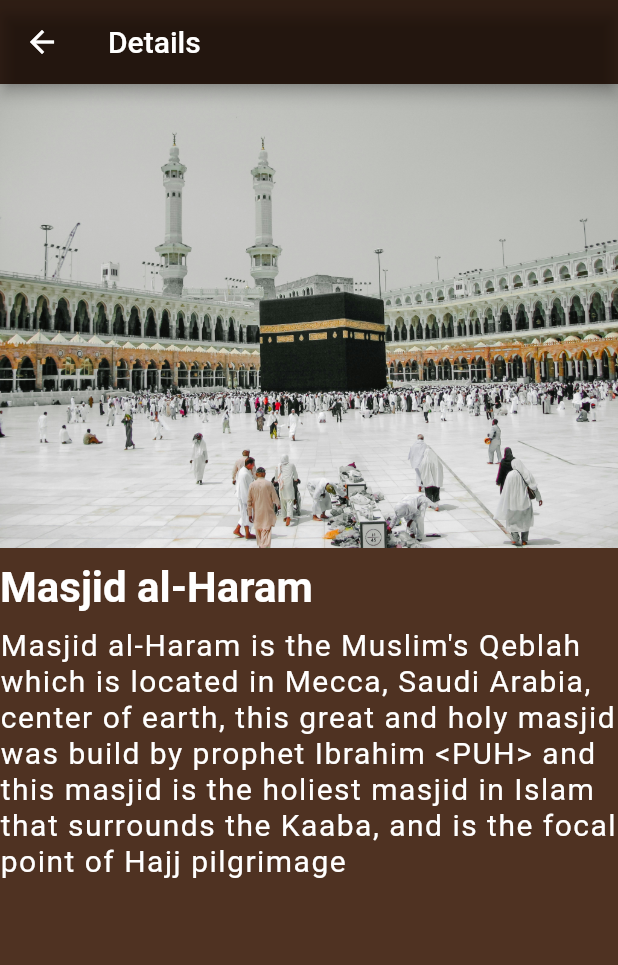
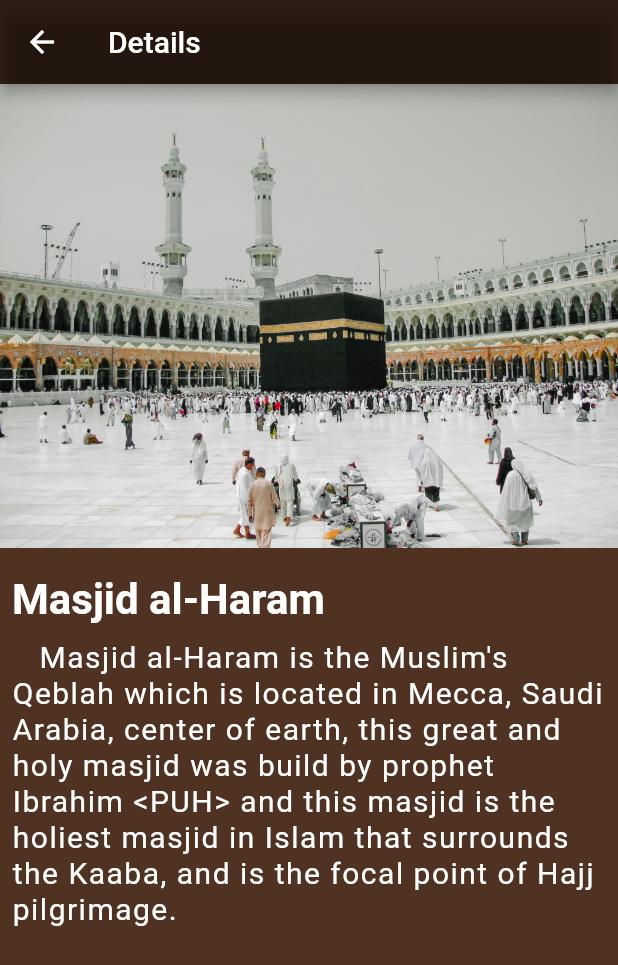
Before and after one commit to HeshmatGhaffariHadid/TopTen, a Flutter app: the screen it shows after launch, after a tap on "Masjid al-Haram", on a phone screen of 412 x 824 dp. Shown: the top 965 px of the screen. Run offline on Flutter 3.47's test engine with Material 2 defaults, Android fonts, the phone set to English and light mode, and no system bars; our stand-ins replace animated_splash_screen.

Commit message:
finished out

```diff
--- a/lib/screens/about_page.dart
+++ b/lib/screens/about_page.dart
@@ -7,7 +7,7 @@ class AboutPage extends StatelessWidget {
     return Scaffold(
       backgroundColor: const Color(0xFF4f3222),
       appBar: AppBar(
-        title: const Text('About app'),
+        title: const Text('About'),
         backgroundColor: Colors.black38,
       ),
       body: const Center(
--- a/lib/screens/item_details_screen.dart
+++ b/lib/screens/item_details_screen.dart
@@ -16,7 +16,7 @@ class ItemDetailsScreen extends StatelessWidget {
         backgroundColor: Colors.black38,
       ),
       body: Column(
-        mainAxisAlignment: MainAxisAlignment.center,
+        // mainAxisAlignment: MainAxisAlignment.center,
         children: [
           Expanded(
             child: Column(
@@ -26,8 +26,13 @@ class ItemDetailsScreen extends StatelessWidget {
                 Image.asset('images/$imageName.jpg'),
 
                 const SizedBox(height: 10),
+                Padding(
+                  padding: const EdgeInsets.all(8.0),
+                  child: Column(
+                    crossAxisAlignment: CrossAxisAlignment.start,
+                    children: [
                     Text(
-                  name,
+                      '$name',
                       style: const TextStyle(
                         fontSize: 28,
                         color: Colors.white,
@@ -36,7 +41,7 @@ class ItemDetailsScreen extends StatelessWidget {
                     ),
                     const SizedBox(height: 10),
                     Text(
-                  description,
+                      '   $description',
                       textAlign: TextAlign.start,
                       style: const TextStyle(
                         height: 1.2,
@@ -45,6 +50,9 @@ class ItemDetailsScreen extends StatelessWidget {
                         color: Colors.white,
                       ),
                     ),
+                  ],),
+                ),
+
               ],
             ),
           ),
--- a/lib/screens/splash_screen.dart
+++ b/lib/screens/splash_screen.dart
@@ -16,7 +16,7 @@ class SplashScreen extends StatelessWidget {
           Expanded(child: Image.asset('images/IMG_1479.PNG')),
           const Text('Welcome to Top Ten',textAlign: TextAlign.center,style: TextStyle(
             fontSize: 20,
-            color: Color(0xFFdfff80),
+            color: Color(0xFFffffcc),
             fontWeight: FontWeight.bold,
           ),),
         ],
--- a/lib/widgets/popup_menu.dart
+++ b/lib/widgets/popup_menu.dart
@@ -29,7 +29,7 @@ class PopUpMenu extends StatelessWidget {
                   Navigator.push(context, MaterialPageRoute(builder: (context)=>AboutPage(),),);
 
                 },
-                child: const Text('About Us',style: TextStyle(
+                child: const Text('About',style: TextStyle(
                     color: Colors.white
                 ),),
               );
@@ -47,7 +47,7 @@ class PopUpMenu extends StatelessWidget {
         ),
         PopupMenuItem(
           value: 'exit',
-          child: const Text('Exit App',style: TextStyle(
+          child: const Text('Exit app',style: TextStyle(
               color: Colors.white
           ),),
           onTap: () {
```
Also changed, not shown: lib/screens/home_screen.dart (+9 -9 lines). Lines whose indentation alone changed are shown as unchanged.
